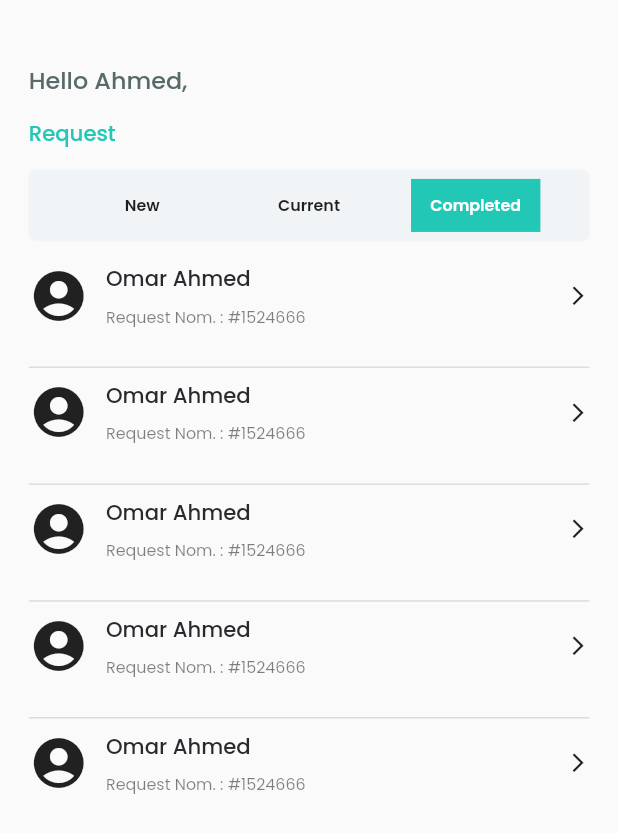
After one commit to tokaMohaned/Medlife_Vendor, a Flutter app: the RequestsScreen screen opened directly, after a tap on "Current", after a tap on "Completed", on a phone screen of 412 x 824 dp. The commit adds this screen. Shown: the top 833 px of the screen. Run offline on Flutter 3.47's test engine with Material 2 defaults, Android fonts, the phone set to English and light mode, and no system bars; our stand-ins replace cloud_firestore, firebase_auth, firebase_core, firebase_storage, flutter_bloc, flutter_screenutil and 2 more; accounts and stored records are empty.

Commit message:
request screen

```diff
--- a/lib/features/home/ui/screens/home_screen.dart
+++ b/lib/features/home/ui/screens/home_screen.dart
@@ -1,4 +1,5 @@
 import 'dart:io';
+
 import 'package:flutter/material.dart';
 import 'package:flutter_bloc/flutter_bloc.dart';
 import 'package:flutter_screenutil/flutter_screenutil.dart';
@@ -8,9 +9,10 @@ import 'package:medlife_v2/features/home/cubit/home_state.dart';
 import 'package:medlife_v2/features/home/ui/widgets/home_container.dart';
 import 'package:medlife_v2/ui/resources/app_colors.dart';
 import 'package:medlife_v2/ui/widgets/loading_indicator.dart';
+
+import '../../../../ui/resources/text_styles.dart';
 import '../../../../ui/widgets/default_text_button.dart';
 import '../../../profile/cubit/profile_cubit.dart';
-import '../../../../ui/resources/text_styles.dart';
 import '../../data/models/medical_equipment.dart';
 
 class HomeScreen extends StatefulWidget {
--- /dev/null
+++ b/lib/features/requests/ui/completed_requests.dart
@@ -0,0 +1,17 @@
+import 'package:flutter/material.dart';
+import 'package:medlife_v2/features/requests/widgets/completed_requests_list.dart';
+
+class CompletedRequests extends StatelessWidget {
+  const CompletedRequests({super.key});
+
+  @override
+  Widget build(BuildContext context) {
+    return Expanded(
+      child: Column(
+        children: [
+          const CompletedRequestsList(),
+        ],
+      ),
+    );
+  }
+}
--- /dev/null
+++ b/lib/features/requests/ui/current_requests.dart
@@ -0,0 +1,17 @@
+import 'package:flutter/material.dart';
+import 'package:medlife_v2/features/requests/widgets/current_requests_list.dart';
+
+class CurrentRequests extends StatelessWidget {
+  const CurrentRequests({super.key});
+
+  @override
+  Widget build(BuildContext context) {
+    return Expanded(
+      child: Column(
+        children: [
+          const CurrentRequestsList(),
+        ],
+      ),
+    );
+  }
+}
--- /dev/null
+++ b/lib/features/requests/ui/new_requests.dart
@@ -0,0 +1,17 @@
+import 'package:flutter/material.dart';
+import 'package:medlife_v2/features/requests/widgets/new_requests_list.dart';
+
+class NewRequests extends StatelessWidget {
+  const NewRequests({super.key});
+
+  @override
+  Widget build(BuildContext context) {
+    return Expanded(
+      child: Column(
+        children: [
+          const NewRequestsList(),
+        ],
+      ),
+    );
+  }
+}
--- /dev/null
+++ b/lib/features/requests/ui/requests_screen.dart
@@ -0,0 +1,148 @@
+import 'package:flutter/material.dart';
+import 'package:flutter_screenutil/flutter_screenutil.dart';
+import 'package:medlife_v2/features/requests/ui/completed_requests.dart';
+import 'package:medlife_v2/features/requests/ui/current_requests.dart';
+import 'package:medlife_v2/features/requests/ui/new_requests.dart';
+
+import '../../../ui/resources/app_colors.dart';
+import '../../../ui/resources/text_styles.dart';
+
+class RequestsScreen extends StatefulWidget {
+  const RequestsScreen({super.key});
+
+  @override
+  State<RequestsScreen> createState() => _RequestsScreenState();
+}
+
+class _RequestsScreenState extends State<RequestsScreen> {
+  int currentIndex = 0;
+
+  @override
+  Widget build(BuildContext context) {
+    return SafeArea(
+      child: Scaffold(
+        body: Padding(
+          padding: EdgeInsets.symmetric(horizontal: 20.w, vertical: 47.h),
+          child: Column(
+            crossAxisAlignment: CrossAxisAlignment.start,
+            children: [
+              Text(
+                "Hello Ahmed,",
+                style: openSans18W500(color: const Color(0xff576A69)),
+              ),
+              SizedBox(
+                height: 14.h,
+              ),
+              Text(
+                "Request",
+                style: openSans16W500(color: AppColors.primary),
+              ),
+              SizedBox(
+                height: 16.h,
+              ),
+              Container(
+                decoration: BoxDecoration(
+                    borderRadius: BorderRadius.circular(5.r),
+                    color: const Color(0xfff1f4f6)),
+                child: Padding(
+                  padding: EdgeInsets.symmetric(vertical: 7.h, horizontal: 8.w),
+                  child: Row(
+                    mainAxisAlignment: MainAxisAlignment.spaceEvenly,
+                    children: [
+                      GestureDetector(
+                        onTap: () {
+                          setState(() {
+                            currentIndex = 0;
+                          });
+                        },
+                        child: Container(
+                          color: currentIndex == 0
+                              ? AppColors.primary
+                              : Color(0xfff1f4f6),
+                          height: 40.h,
+                          width: 90.w,
+                          child: Row(
+                            mainAxisAlignment: MainAxisAlignment.center,
+                            children: [
+                              Text(
+                                "New",
+                                style: currentIndex == 0
+                                    ? openSans12W600(color: Colors.white)
+                                    : openSans12W600(
+                                        color: const Color(0xff1E1E1E)),
+                              ),
+                            ],
+                          ),
+                        ),
+                      ),
+                      GestureDetector(
+                        onTap: () {
+                          setState(() {
+                            currentIndex = 1;
+                          });
+                        },
+                        child: Container(
+                          color: currentIndex == 1
+                              ? AppColors.primary
+                              : Color(0xfff1f4f6),
+                          height: 40.h,
+                          width: 90.w,
+                          child: Row(
+                            mainAxisAlignment: MainAxisAlignment.center,
+                            children: [
+                              Text(
+                                "Current",
+                                style: currentIndex == 1
+                                    ? openSans12W600(color: Colors.white)
+                                    : openSans12W600(
+                                        color: const Color(0xff1E1E1E)),
+                              ),
+                            ],
+                          ),
+                        ),
+                      ),
+                      GestureDetector(
+                        onTap: () {
+                          setState(() {
+                            currentIndex = 2;
+                          });
+                        },
+                        child: Container(
+                          color: currentIndex == 2
+                              ? AppColors.primary
+                              : Color(0xfff1f4f6),
+                          height: 40.h,
+                          width: 90.w,
+                          child: Row(
+                            mainAxisAlignment: MainAxisAlignment.center,
+                            children: [
+                              Text(
+                                "Completed",
+                                style: currentIndex == 2
+                                    ? openSans12W600(color: Colors.white)
+                                    : openSans12W600(
+                                        color: const Color(0xff1E1E1E)),
+                              ),
+                            ],
+                          ),
+                        ),
+                      ),
+                    ],
+                  ),
+                ),
+              ),
+              SizedBox(
+                height: 16.h,
+              ),
+              currentIndex == 0
+                  ? NewRequests()
+                  : currentIndex == 1
+                      ? CurrentRequests()
+                      : CompletedRequests(),
+            ],
+          ),
+        ),
+      ),
+    );
+  }
+}
--- /dev/null
+++ b/lib/features/requests/widgets/completed_requests_list.dart
@@ -0,0 +1,63 @@
+import 'package:flutter/material.dart';
+import 'package:flutter_screenutil/flutter_screenutil.dart';
+import 'package:medlife_v2/ui/resources/text_styles.dart';
+
+class CompletedRequestsList extends StatelessWidget {
+  const CompletedRequestsList({super.key});
+
+  @override
+  Widget build(BuildContext context) {
+    return Expanded(
+      child: ListView.separated(
+          itemBuilder: (context, index) {
+            return SizedBox(
+              height: 70.h,
+              child: Column(
+                children: [
+                  Row(
+                    children: [
+                      Icon(
+                        Icons.account_circle,
+                        size: 40,
+                      ),
+                      SizedBox(
+                        width: 12.w,
+                      ),
+                      Column(
+                        crossAxisAlignment: CrossAxisAlignment.start,
+                        children: [
+                          Text(
+                            "Omar Ahmed",
+                            style: openSans16W500(color: Color(0xff27292D)),
+                          ),
+                          SizedBox(
+                            height: 8.h,
+                          ),
+                          Text(
+                            "Request Nom. : #1524666",
+                            style: openSans12W400(
+                                color: Colors.black.withOpacity(0.5)),
+                          ),
+                        ],
+                      ),
+                      const Spacer(),
+                      Icon(
+                        Icons.arrow_forward_ios_outlined,
+                        size: 15,
+                      )
+                    ],
+                  ),
+                  SizedBox(
+                    height: 8.h,
+                  ),
+                ],
+              ),
+            );
+          },
+          separatorBuilder: (context, index) {
+            return Divider(thickness: 1);
+          },
+          itemCount: 5),
+    );
+  }
+}
--- /dev/null
+++ b/lib/features/requests/widgets/current_requests_list.dart
@@ -0,0 +1,69 @@
+import 'package:flutter/material.dart';
+import 'package:flutter_screenutil/flutter_screenutil.dart';
+import 'package:medlife_v2/route_manager.dart';
+
+import '../../../ui/resources/text_styles.dart';
+
+class CurrentRequestsList extends StatelessWidget {
+  const CurrentRequestsList({super.key});
+
+  @override
+  Widget build(BuildContext context) {
+    return Expanded(
+      child: ListView.separated(
+          itemBuilder: (context, index) {
+            return GestureDetector(
+              onTap: () =>
+                  Navigator.pushNamed(context, Routes.currentRequestDetails),
+              child: SizedBox(
+                height: 70.h,
+                child: Column(
+                  children: [
+                    Row(
+                      children: [
+                        Icon(
+                          Icons.account_circle,
+                          size: 40,
+                        ),
+                        SizedBox(
+                          width: 12.w,
+                        ),
+                        Column(
+                          crossAxisAlignment: CrossAxisAlignment.start,
+                          children: [
+                            Text(
+                              "Mostafa Ahmed",
+                              style: openSans16W500(color: Color(0xff27292D)),
+                            ),
+                            SizedBox(
+                              height: 8.h,
+                            ),
+                            Text(
+                              "Request Nom. : #1524666",
+                              style: openSans12W400(
+                                  color: Colors.black.withOpacity(0.5)),
+                            ),
+                          ],
+                        ),
+                        const Spacer(),
+                        Icon(
+                          Icons.arrow_forward_ios_outlined,
+                          size: 15,
+                        )
+                      ],
+                    ),
+                    SizedBox(
+                      height: 8.h,
+                    ),
+                  ],
+                ),
+              ),
+            );
+          },
+          separatorBuilder: (context, index) {
+            return Divider(thickness: 1);
+          },
+          itemCount: 5),
+    );
+  }
+}
--- /dev/null
+++ b/lib/features/requests/widgets/new_requests_list.dart
@@ -0,0 +1,64 @@
+import 'package:flutter/material.dart';
+import 'package:flutter_screenutil/flutter_screenutil.dart';
+
+import '../../../ui/resources/text_styles.dart';
+
+class NewRequestsList extends StatelessWidget {
+  const NewRequestsList({super.key});
+
+  @override
+  Widget build(BuildContext context) {
+    return Expanded(
+      child: ListView.separated(
+          itemBuilder: (context, index) {
+            return SizedBox(
+              height: 70.h,
+              child: Column(
+                children: [
+                  Row(
+                    children: [
+                      Icon(
+                        Icons.account_circle,
+                        size: 40,
+                      ),
+                      SizedBox(
+                        width: 12.w,
+                      ),
+                      Column(
+                        crossAxisAlignment: CrossAxisAlignment.start,
+                        children: [
+                          Text(
+                            "Amira Ahmed",
+                            style: openSans16W500(color: Color(0xff27292D)),
+                          ),
+                          SizedBox(
+                            height: 8.h,
+                          ),
+                          Text(
+                            "Request Nom. : #1524666",
+                            style: openSans12W400(
+                                color: Colors.black.withOpacity(0.5)),
+                          ),
+                        ],
+                      ),
+                      const Spacer(),
+                      Icon(
+                        Icons.arrow_forward_ios_outlined,
+                        size: 15,
+                      )
+                    ],
+                  ),
+                  SizedBox(
+                    height: 8.h,
+                  ),
+                ],
+              ),
+            );
+          },
+          separatorBuilder: (context, index) {
+            return Divider(thickness: 1);
+          },
+          itemCount: 5),
+    );
+  }
+}
--- a/lib/route_manager.dart
+++ b/lib/route_manager.dart
@@ -3,6 +3,7 @@ import 'package:medlife_v2/features/auth/ui/screens/login_screen.dart';
 import 'package:medlife_v2/features/auth/ui/screens/register_screen.dart';
 import 'package:medlife_v2/features/auth/ui/screens/reset_password_screen.dart';
 import 'package:medlife_v2/features/profile/ui/screens/profile_screen.dart';
+import 'package:medlife_v2/features/requests/ui/current_request_details.dart';
 import 'package:medlife_v2/ui/screens/home_layout.dart';
 import 'package:medlife_v2/features/home/ui/screens/home_screen.dart';
 import 'package:medlife_v2/ui/screens/splash_screen.dart';
@@ -14,6 +15,7 @@ class Routes {
   static const String resetPassword = "/resetPassword";
   static const String register = "/register";
   static const String home = "/home";
+  static const String currentRequestDetails = "/currentRequestDetails";
   static const String profile = "/profile";
 }
 
@@ -43,6 +45,10 @@ Route? onGenerateRoute(RouteSettings routeSettings) {
       return MaterialPageRoute(
         builder: (_) => const HomeScreen(),
       );
+    case Routes.currentRequestDetails:
+      return MaterialPageRoute(
+        builder: (_) => const CurrentRequestDetails(),
+      );
     case Routes.profile:
       return MaterialPageRoute(
         builder: (_) => const ProfileScreen(),
```
Also changed, not shown: lib/features/requests/ui/current_request_details.dart (added, +227 -0 lines), lib/features/requests/widgets/custom_address_container.dart (added, +43 -0 lines), lib/features/requests/widgets/custom_address_row.dart (added, +34 -0 lines), lib/features/requests/widgets/shipping_method_row.dart (added, +30 -0 lines), lib/ui/screens/home_layout.dart (+9 -1 lines), assets/images/2.0x/Compression device@2x.png (added), assets/images/2.0x/requests@2x.png (added), assets/images/3.0x/Compression device@3x.png (added), assets/images/3.0x/requests@3x.png (added), assets/images/Compression device.png (added), assets/images/requests.png (added).
